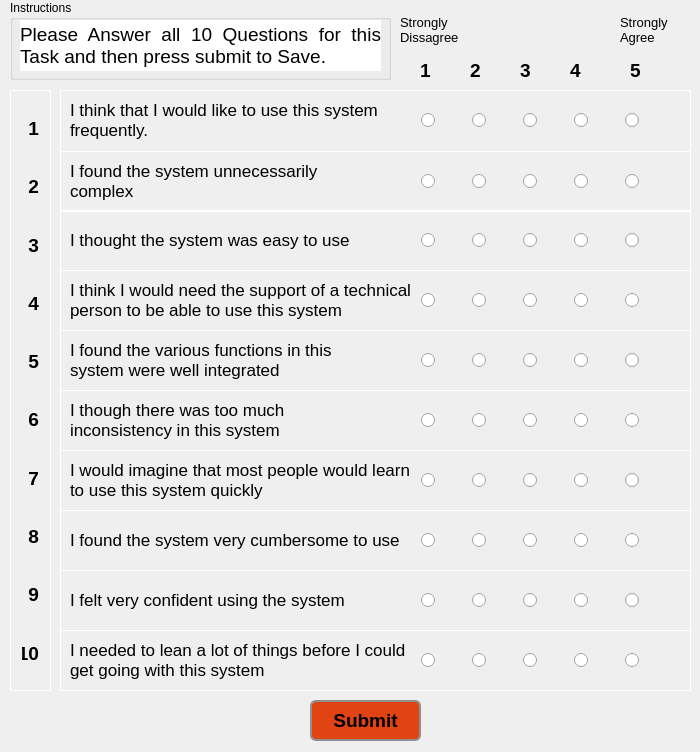
Qt form Usability/surveydialog.ui (Sabreme/Astro_FITS_VTK) before a commit.
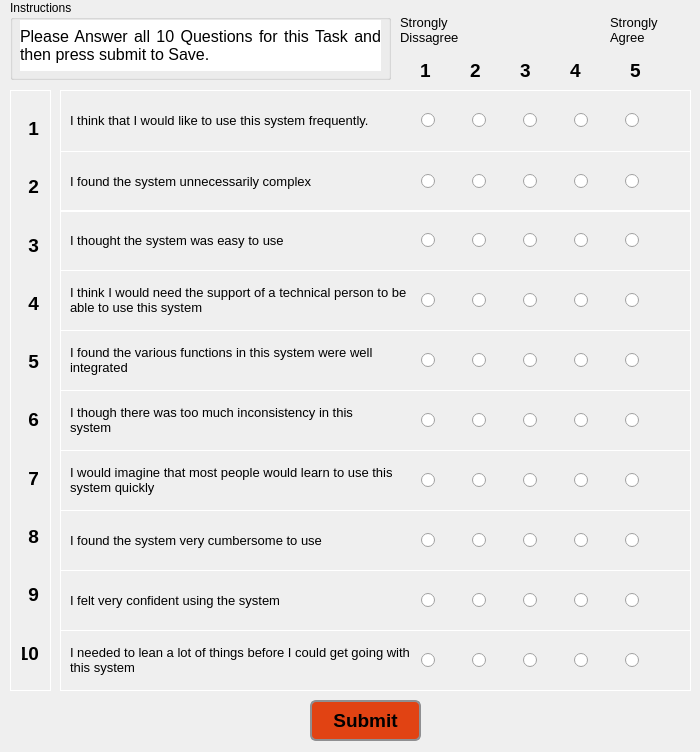
The same form after that commit.

The edit to the form file:
```diff
--- a/Usability/surveydialog.ui
+++ b/Usability/surveydialog.ui
@@ -133,7 +133,7 @@
     <property name="font">
      <font>
       <family>Arial</family>
-      <pointsize>13</pointsize>
+      <pointsize>10</pointsize>
      </font>
     </property>
     <property name="styleSheet">
@@ -442,7 +442,7 @@
     <rect>
      <x>400</x>
      <y>10</y>
-     <width>61</width>
+     <width>81</width>
      <height>41</height>
     </rect>
    </property>
@@ -462,9 +462,9 @@
   <widget class="QLabel" name="label_Agree">
    <property name="geometry">
     <rect>
-     <x>620</x>
+     <x>610</x>
      <y>10</y>
-     <width>51</width>
+     <width>71</width>
      <height>41</height>
     </rect>
    </property>
@@ -628,7 +628,7 @@
     <property name="font">
      <font>
       <family>Arial</family>
-      <pointsize>13</pointsize>
+      <pointsize>10</pointsize>
      </font>
     </property>
     <property name="styleSheet">
@@ -758,7 +758,7 @@
     <property name="font">
      <font>
       <family>Arial</family>
-      <pointsize>13</pointsize>
+      <pointsize>10</pointsize>
      </font>
     </property>
     <property name="styleSheet">
@@ -885,7 +885,7 @@
     <property name="font">
      <font>
       <family>Arial</family>
-      <pointsize>13</pointsize>
+      <pointsize>10</pointsize>
      </font>
     </property>
     <property name="styleSheet">
@@ -1000,7 +1000,7 @@
     <property name="font">
      <font>
       <family>Arial</family>
-      <pointsize>14</pointsize>
+      <pointsize>12</pointsize>
      </font>
     </property>
     <property name="styleSheet">
@@ -1060,7 +1060,7 @@
     <property name="font">
      <font>
       <family>Arial</family>
-      <pointsize>13</pointsize>
+      <pointsize>10</pointsize>
      </font>
     </property>
     <property name="styleSheet">
@@ -1190,7 +1190,7 @@
     <property name="font">
      <font>
       <family>Arial</family>
-      <pointsize>13</pointsize>
+      <pointsize>10</pointsize>
      </font>
     </property>
     <property name="styleSheet">
@@ -1332,7 +1332,7 @@
     <property name="font">
      <font>
       <family>Arial</family>
-      <pointsize>13</pointsize>
+      <pointsize>10</pointsize>
      </font>
     </property>
     <property name="styleSheet">
@@ -1462,7 +1462,7 @@
     <property name="font">
      <font>
       <family>Arial</family>
-      <pointsize>13</pointsize>
+      <pointsize>10</pointsize>
      </font>
     </property>
     <property name="styleSheet">
@@ -1598,7 +1598,7 @@
     <property name="font">
      <font>
       <family>Arial</family>
-      <pointsize>13</pointsize>
+      <pointsize>10</pointsize>
      </font>
     </property>
     <property name="styleSheet">
@@ -1728,7 +1728,7 @@
     <property name="font">
      <font>
       <family>Arial</family>
-      <pointsize>13</pointsize>
+      <pointsize>10</pointsize>
      </font>
     </property>
     <property name="styleSheet">
```
